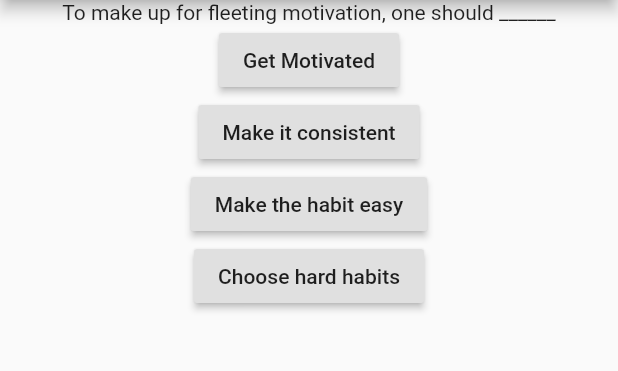
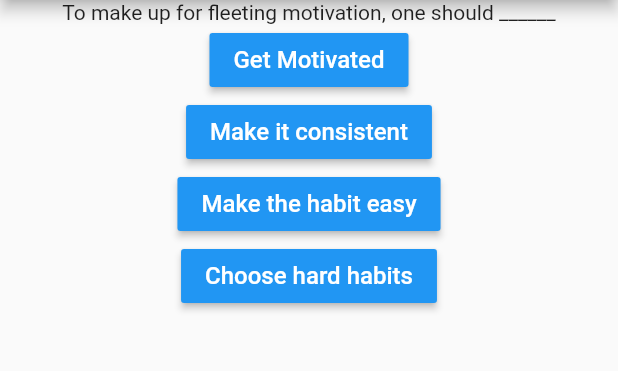
Before and after one commit to ramkinkargithub/habit-quiz-app, a Flutter app: the screen it shows after launch, on a phone screen of 412 x 824 dp, the part 84-455 px from its top. Run offline on Flutter 3.47's test engine with Material 2 defaults, Android fonts, the phone set to English and light mode, and no system bars.

Commit message:
Update answers.dart

```diff
--- a/lib/answers.dart
+++ b/lib/answers.dart
@@ -1,7 +1,6 @@
 import 'package:flutter/material.dart';
 
 class Answer extends StatelessWidget {
-  @override
   final VoidCallback _updateIndexOfMain;
   final String answer;
   Answer(this.answer, this._updateIndexOfMain);
@@ -9,7 +8,12 @@ class Answer extends StatelessWidget {
     return Container(
       child: RaisedButton(
         onPressed: _updateIndexOfMain,
-        child: Text(answer),
+        child: Text(
+          answer,
+          style: TextStyle(fontSize: 16),
+        ),
+        color: Colors.blue,
+        textColor: Colors.white,
       ),
     );
   }
```
